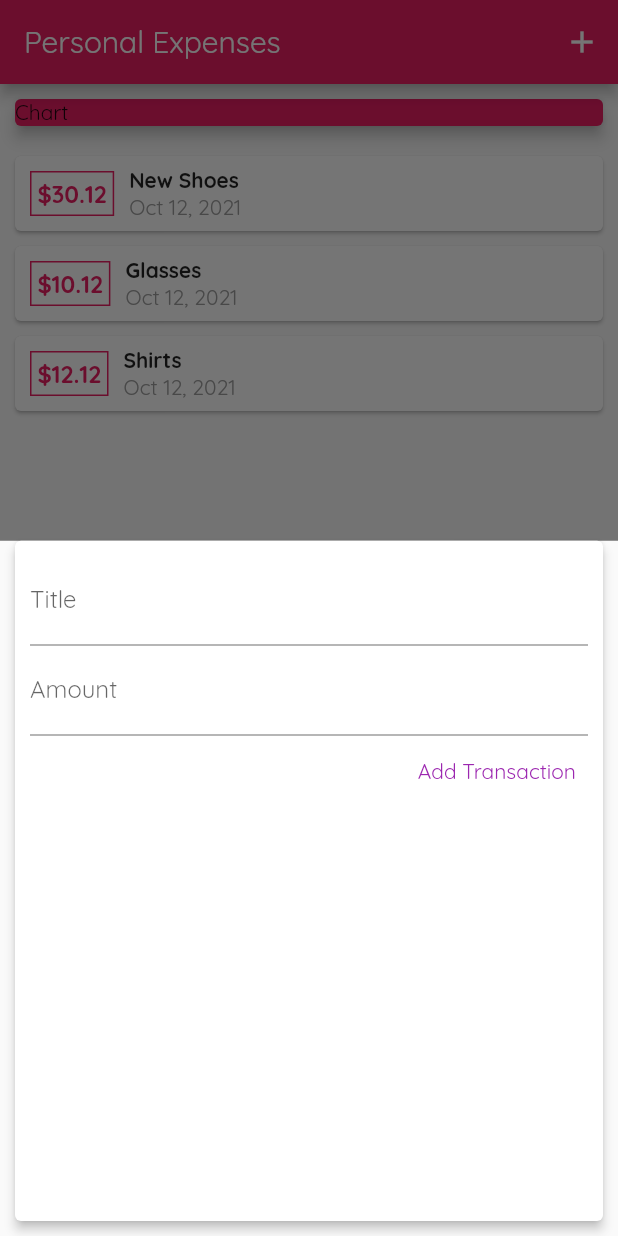
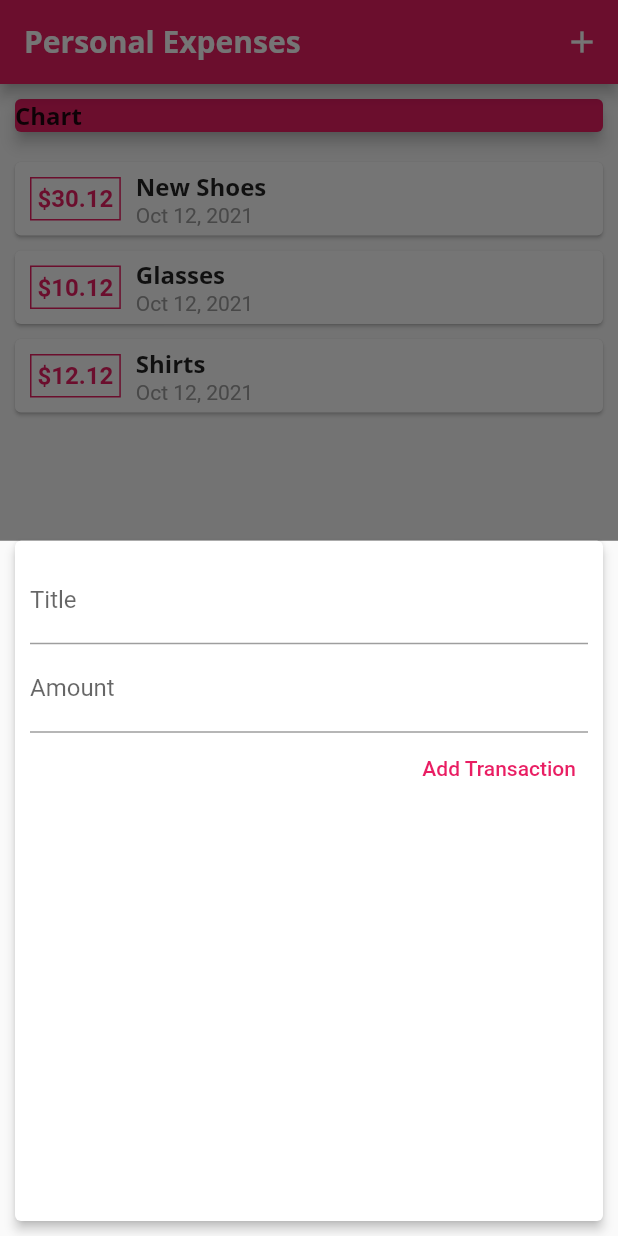
Before and after one commit to My-Personal-Flutter/Expense-Planner, a Flutter app: the screen it shows after launch, after a tap on the "add" icon, on a phone screen of 412 x 824 dp. Run offline on Flutter 3.47's test engine with Material 2 defaults, Android fonts, the phone set to English and light mode, and no system bars.

Commit message:
working on project

```diff
--- a/lib/main.dart
+++ b/lib/main.dart
@@ -15,6 +15,20 @@ class MyApp extends StatelessWidget {
         primarySwatch: Colors.pink,
         accentColor: Colors.black,
         fontFamily: 'Quicksand',
+        textTheme: ThemeData.light().textTheme.copyWith(
+              headline6: TextStyle(
+                fontFamily: 'OpenSans',
+                fontSize: 16,
+                fontWeight: FontWeight.bold,
+              ),
+            ),
+        appBarTheme: AppBarTheme(
+          titleTextStyle: TextStyle(
+            fontFamily: 'OpenSans',
+            fontSize: 20,
+            fontWeight: FontWeight.bold,
+          ),
+        ),
       ),
     );
   }
@@ -98,6 +112,7 @@ class _MyHomePageState extends State<MyHomePage> {
                   width: double.infinity,
                   child: Text(
                     "Chart",
+                    style: Theme.of(context).textTheme.headline6,
                   ),
                 ),
               ),
--- a/lib/widgets/new_transaction.dart
+++ b/lib/widgets/new_transaction.dart
@@ -56,9 +56,8 @@ class _NewTransactionState extends State<NewTransaction> {
             TextButton(
               onPressed: submitData,
               child: Text("Add Transaction"),
-              style: TextButton.styleFrom(
-                primary: Colors.purple,
-              ),
+              style:
+                  TextButton.styleFrom(primary: Theme.of(context).primaryColor),
             ),
           ],
         ),
--- a/lib/widgets/transaction_list.dart
+++ b/lib/widgets/transaction_list.dart
@@ -45,10 +45,7 @@ class TransactionList extends StatelessWidget {
                   children: [
                     Text(
                       transactions[index].title,
-                      style: TextStyle(
-                        fontWeight: FontWeight.bold,
-                        fontSize: 14,
-                      ),
+                      style: Theme.of(context).textTheme.headline6,
                     ),
                     Text(
                       DateFormat.yMMMd().format(transactions[index].date),
```
